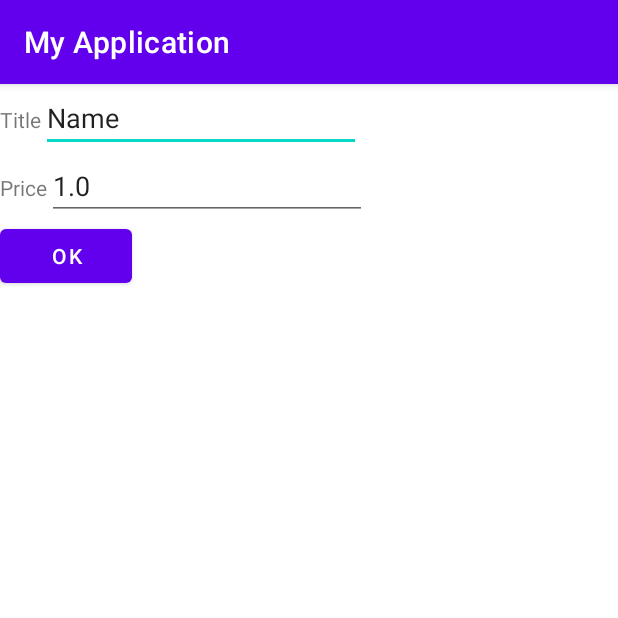
After one commit to AKA5simple/book_management, an Android app: the InputShopItemActivity screen opened directly, with no data from a screen before it, on a phone screen of 412 x 824 dp, the top half of it. The commit adds this screen. Run offline under Robolectric (Android 15) with nearby library versions, the phone set to English and light mode, and no system bars.

Commit message:
input activity

```diff
--- a/app/src/main/AndroidManifest.xml
+++ b/app/src/main/AndroidManifest.xml
@@ -14,6 +14,9 @@
         android:theme="@style/Theme.MyApplication"
         tools:targetApi="31">
         <activity
+            android:name=".InputShopItemActivity"
+            android:exported="false" />
+        <activity
             android:name=".MainActivity"
             android:exported="true">
             <intent-filter>
--- /dev/null
+++ b/app/src/main/java/com/example/myapplication/InputShopItemActivity.java
@@ -0,0 +1,53 @@
+package com.example.myapplication;
+
+import androidx.appcompat.app.AppCompatActivity;
+
+import android.content.Intent;
+import android.os.Bundle;
+import android.view.View;
+import android.widget.Button;
+import android.widget.EditText;
+
+public class InputShopItemActivity extends AppCompatActivity {
+
+    public static final int RESULT_CODE_SUCCESS = 666;
+    private int position;
+
+    @Override
+    protected void onCreate(Bundle savedInstanceState) {
+        super.onCreate(savedInstanceState);
+        setContentView(R.layout.activity_input_shop_item);
+
+        position=this.getIntent().getIntExtra("position",0);
+        String title=this.getIntent().getStringExtra("title");
+        Double price=this.getIntent().getDoubleExtra("price",0);
+
+        EditText editTextTitle=findViewById(R.id.edittext_shop_item_title);
+        EditText editTextPrice=findViewById(R.id.edittext_shop_item_title_price);
+
+        if(null!=title)
+        {
+            editTextTitle.setText(title);
+            editTextPrice.setText(price.toString()) ;
+        }
+
+
+
+        Button buttonOk=findViewById(R.id.button_ok);
+        buttonOk.setOnClickListener(new View.OnClickListener() {
+            @Override
+            public void onClick(View view) {
+                Intent intent=new Intent();
+                Bundle bundle=new Bundle();
+                bundle.putString("title",editTextTitle.getText().toString());
+                double price=Double.parseDouble(editTextPrice.getText().toString());
+                bundle.putDouble("price",price);
+                bundle.putInt("position",position);
+
+                intent.putExtras(bundle);
+                setResult(RESULT_CODE_SUCCESS,intent);
+                InputShopItemActivity.this.finish();
+            }
+        });
+    }
+}
--- /dev/null
+++ b/app/src/main/res/layout/activity_input_shop_item.xml
@@ -0,0 +1,62 @@
+<?xml version="1.0" encoding="utf-8"?>
+<FrameLayout xmlns:android="http://schemas.android.com/apk/res/android"
+    xmlns:app="http://schemas.android.com/apk/res-auto"
+    xmlns:tools="http://schemas.android.com/tools"
+    android:layout_width="match_parent"
+    android:layout_height="wrap_content">
+
+    <LinearLayout
+        android:layout_width="match_parent"
+        android:layout_height="wrap_content"
+        android:orientation="vertical">
+    <LinearLayout
+            android:layout_width="match_parent"
+            android:layout_height="wrap_content"
+            android:orientation="horizontal">
+        <TextView
+            android:id="@+id/textViewTile"
+            android:layout_width="wrap_content"
+            android:layout_height="wrap_content"
+            android:text="@string/str_title"
+            tools:layout_editor_absoluteX="16dp"
+            tools:layout_editor_absoluteY="141dp" />
+
+        <EditText
+            android:id="@+id/edittext_shop_item_title"
+            android:layout_width="wrap_content"
+            android:layout_height="wrap_content"
+            android:ems="10"
+            android:inputType="textPersonName"
+            android:text="@string/str_name"
+            tools:layout_editor_absoluteX="129dp"
+            tools:layout_editor_absoluteY="141dp" />
+    </LinearLayout>
+        <LinearLayout
+            android:layout_width="match_parent"
+            android:layout_height="wrap_content"
+            android:orientation="horizontal">
+            <TextView
+                android:id="@+id/textViewTilePrice"
+                android:layout_width="wrap_content"
+                android:layout_height="wrap_content"
+                android:text="@string/str_price"
+                tools:layout_editor_absoluteX="16dp"
+                tools:layout_editor_absoluteY="141dp" />
+
+            <EditText
+                android:id="@+id/edittext_shop_item_title_price"
+                android:layout_width="wrap_content"
+                android:layout_height="wrap_content"
+                android:ems="10"
+                android:inputType="textPersonName"
+                android:text="1.0"
+                tools:layout_editor_absoluteX="129dp"
+                tools:layout_editor_absoluteY="141dp" />
+        </LinearLayout>
+        <Button
+            android:id="@+id/button_ok"
+            android:layout_width="wrap_content"
+            android:layout_height="wrap_content"
+            android:text="Ok"></Button>
+    </LinearLayout>
+</FrameLayout>
--- a/app/src/main/res/values/strings.xml
+++ b/app/src/main/res/values/strings.xml
@@ -4,5 +4,8 @@
     <string name="string_Next">next</string>
     <string name="confirmation">Confirmation</string>
     <string name="sure_to_delete">Are you sure to delete this item</string>
+    <string name="str_price">Price</string>
+    <string name="str_title">Title</string>
+    <string name="str_name">Name</string>
 
 </resources>
```
Also changed, not shown: app/src/main/java/com/example/myapplication/MainActivity.java (+45 -4 lines).
